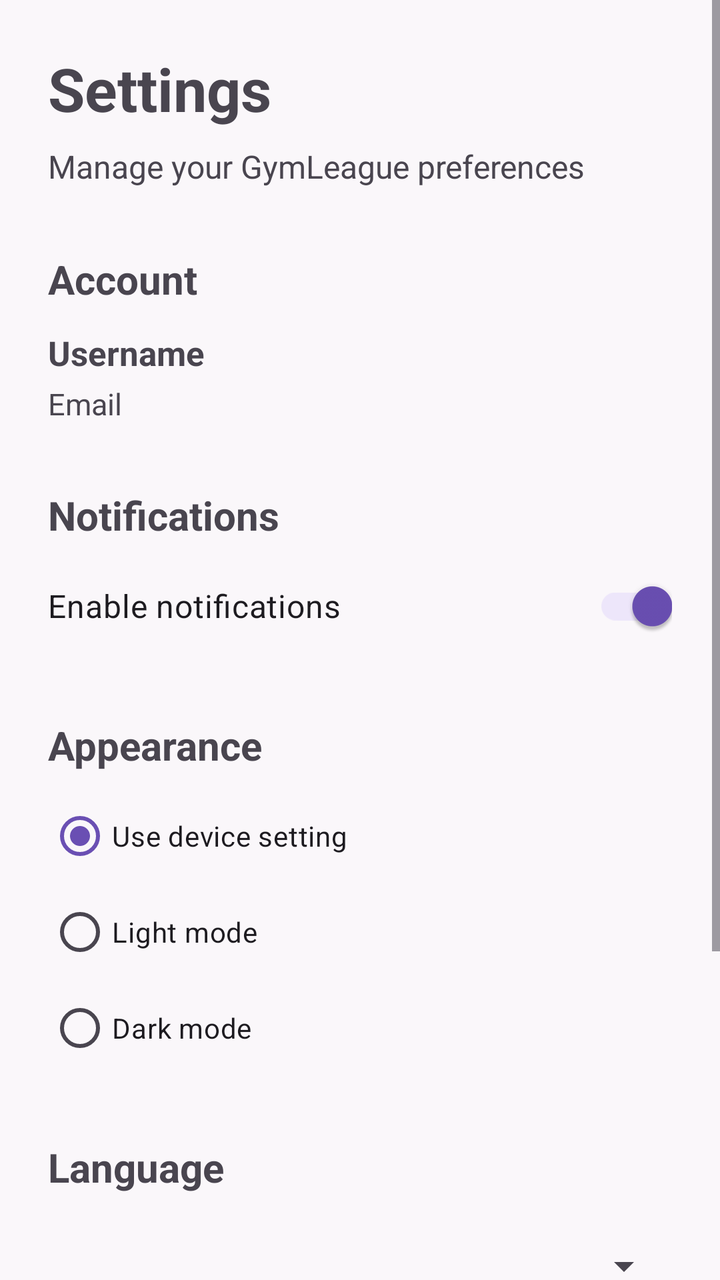
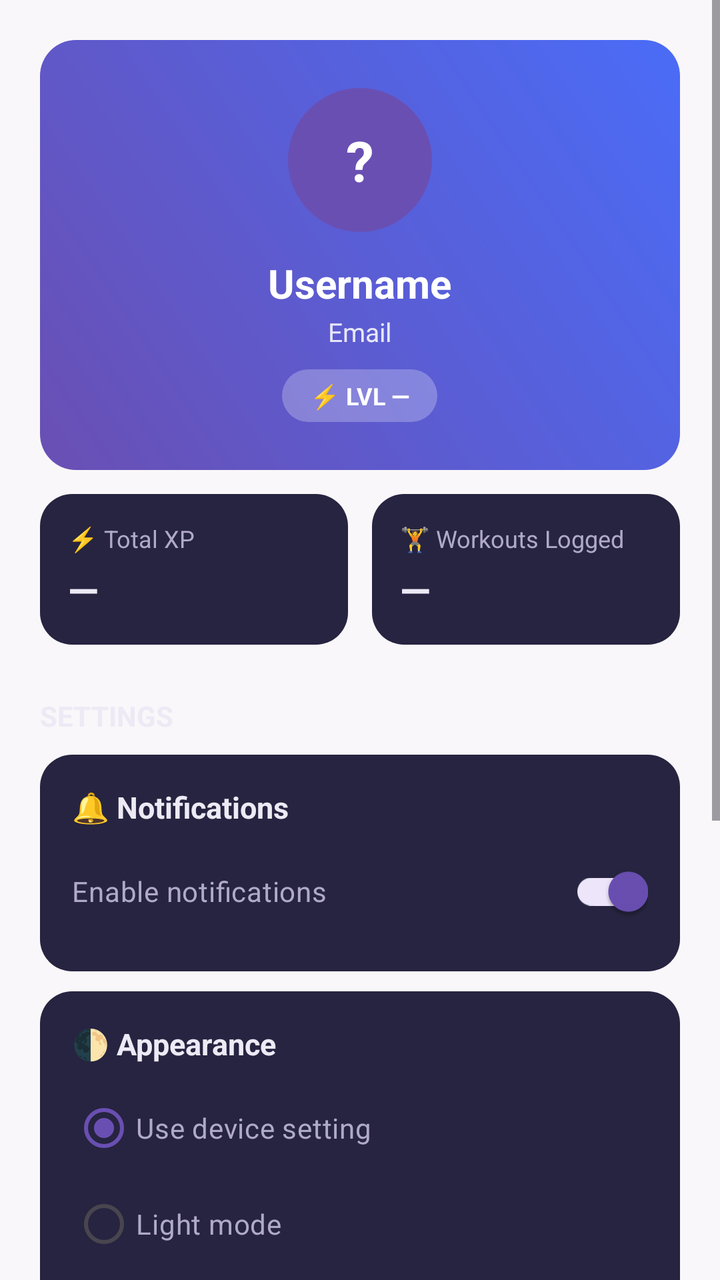

An Android layout rendered at two revisions. The XML below is the earlier revision; the diff shows what the commit changed to produce the second picture.
<!-- AndroidManifest.xml: application theme Theme.GymLeague -->
<!-- res/layout/fragment_settings.xml -->
<?xml version="1.0" encoding="utf-8"?>
<ScrollView
    xmlns:android="http://schemas.android.com/apk/res/android"
    android:layout_width="match_parent"
    android:layout_height="match_parent"
    android:fillViewport="true">

    <LinearLayout
        android:layout_width="match_parent"
        android:layout_height="wrap_content"
        android:orientation="vertical"
        android:padding="24dp">

        
        <TextView
            android:id="@+id/tvSettingsTitle"
            android:layout_width="wrap_content"
            android:layout_height="wrap_content"
            android:text="Settings"
            android:textSize="30sp"
            android:textStyle="bold"
            android:layout_marginBottom="8dp" />

        <TextView
            android:id="@+id/tvSettingsSubtitle"
            android:layout_width="wrap_content"
            android:layout_height="wrap_content"
            android:text="Manage your GymLeague preferences"
            android:textSize="16sp"
            android:layout_marginBottom="32dp" />


        
        <TextView
            android:layout_width="wrap_content"
            android:layout_height="wrap_content"
            android:text="Account"
            android:textSize="20sp"
            android:textStyle="bold"
            android:layout_marginBottom="12dp" />

        <TextView
            android:id="@+id/tvUsername"
            android:layout_width="match_parent"
            android:layout_height="wrap_content"
            android:text="Username"
            android:textSize="17sp"
            android:textStyle="bold"
            android:layout_marginBottom="4dp" />

        <TextView
            android:id="@+id/tvEmail"
            android:layout_width="match_parent"
            android:layout_height="wrap_content"
            android:text="Email"
            android:textSize="15sp"
            android:layout_marginBottom="32dp" />


        
        <TextView
            android:layout_width="wrap_content"
            android:layout_height="wrap_content"
            android:text="Notifications"
            android:textSize="20sp"
            android:textStyle="bold"
            android:layout_marginBottom="8dp" />

        <com.google.android.material.switchmaterial.SwitchMaterial
            android:id="@+id/switchNotifications"
            android:layout_width="match_parent"
            android:layout_height="wrap_content"
            android:text="Enable notifications"
            android:textSize="16sp"
            android:checked="true"
            android:layout_marginBottom="32dp" />


        
        <TextView
            android:layout_width="wrap_content"
            android:layout_height="wrap_content"
            android:text="Appearance"
            android:textSize="20sp"
            android:textStyle="bold"
            android:layout_marginBottom="8dp" />

        <RadioGroup
            android:id="@+id/radioGroupAppearance"
            android:layout_width="match_parent"
            android:layout_height="wrap_content"
            android:orientation="vertical"
            android:layout_marginBottom="32dp">

            <RadioButton
                android:id="@+id/radioSystem"
                android:layout_width="wrap_content"
                android:layout_height="wrap_content"
                android:text="Use device setting"
                android:checked="true" />

            <RadioButton
                android:id="@+id/radioLight"
                android:layout_width="wrap_content"
                android:layout_height="wrap_content"
                android:text="Light mode" />

            <RadioButton
                android:id="@+id/radioDark"
                android:layout_width="wrap_content"
                android:layout_height="wrap_content"
                android:text="Dark mode" />

        </RadioGroup>


        
        <TextView
            android:layout_width="wrap_content"
            android:layout_height="wrap_content"
            android:text="Language"
            android:textSize="20sp"
            android:textStyle="bold"
            android:layout_marginBottom="8dp" />

        <Spinner
            android:id="@+id/spinnerLanguage"
            android:layout_width="match_parent"
            android:layout_height="56dp"
            android:layout_marginBottom="32dp" />


        
        <ProgressBar
            android:id="@+id/settingsProgressBar"
            android:layout_width="wrap_content"
            android:layout_height="wrap_content"
            android:layout_gravity="center_horizontal"
            android:visibility="gone"
            android:layout_marginBottom="16dp" />


        
        <TextView
            android:id="@+id/tvSettingsStatus"
            android:layout_width="match_parent"
            android:layout_height="wrap_content"
            android:gravity="center"
            android:visibility="gone"
            android:layout_marginBottom="16dp" />


        
        <com.google.android.material.button.MaterialButton
            android:id="@+id/btnSaveSettings"
            android:layout_width="match_parent"
            android:layout_height="wrap_content"
            android:text="Save Settings"
            android:textAllCaps="false"
            android:layout_marginBottom="16dp" />


        
        <com.google.android.material.button.MaterialButton
            android:id="@+id/btnLogout"
            android:layout_width="match_parent"
            android:layout_height="wrap_content"
            android:text="Log Out"
            android:textAllCaps="false"
            android:layout_marginBottom="32dp" />

    </LinearLayout>

</ScrollView>
<!-- resources referenced by this layout -->
<resources>
  <style name="Theme.GymLeague" parent="Base.Theme.GymLeague" />
  <style name="Base.Theme.GymLeague" parent="Theme.Material3.DayNight.NoActionBar">
          <item name="colorPrimary">@color/gym_purple</item>
          <item name="colorOnPrimary">@color/white</item>
          <item name="colorPrimaryContainer">@color/gym_purple_container</item>
          <item name="colorOnPrimaryContainer">@color/gym_purple_dark</item>
  
          <item name="colorSecondary">@color/gym_blue</item>
          <item name="colorOnSecondary">@color/white</item>
          <item name="colorSecondaryContainer">@color/gym_blue_container</item>
          <item name="colorOnSecondaryContainer">@color/gym_blue_dark</item>
  
          <item name="colorTertiary">@color/gym_gold</item>
  
          <item name="android:colorBackground">@color/background_light</item>
          <item name="colorOnBackground">@color/on_surface_light</item>
  
          <item name="colorSurface">@color/surface_light</item>
          <item name="colorOnSurface">@color/on_surface_light</item>
  
          <item name="colorError">@color/gym_error</item>
          <item name="colorErrorContainer">@color/gym_error_container</item>
          <item name="colorOnError">@color/white</item>
  
          <item name="android:statusBarColor">@color/gym_purple</item>
          <item name="android:windowLightStatusBar">false</item>
      </style>
  <color name="gym_purple">#6A4FB3</color>
  <color name="white">#FFFFFFFF</color>
  <color name="gym_purple_container">#EDE6FA</color>
  <color name="gym_purple_dark">#4A3080</color>
  <color name="gym_blue">#4A6CF7</color>
  <color name="gym_blue_container">#E3E9FF</color>
  <color name="gym_blue_dark">#2F49C4</color>
  <color name="gym_gold">#FFB300</color>
  <color name="background_light">#FAF7FA</color>
  <color name="on_surface_light">#1C1B1F</color>
  <color name="surface_light">#FFFFFF</color>
  <color name="gym_error">#B3261E</color>
  <color name="gym_error_container">#F9DEDC</color>
</resources>

<!-- the commit's change to res/layout/fragment_settings.xml (unified diff, before → after) -->
@@ -1,6 +1,7 @@
 <?xml version="1.0" encoding="utf-8"?>
 <ScrollView
     xmlns:android="http://schemas.android.com/apk/res/android"
+    xmlns:app="http://schemas.android.com/apk/res-auto"
     android:layout_width="match_parent"
     android:layout_height="match_parent"
     android:fillViewport="true">
@@ -9,126 +10,241 @@
         android:layout_width="match_parent"
         android:layout_height="wrap_content"
         android:orientation="vertical"
-        android:padding="24dp">
-
-        
-        <TextView
-            android:id="@+id/tvSettingsTitle"
-            android:layout_width="wrap_content"
-            android:layout_height="wrap_content"
-            android:text="Settings"
-            android:textSize="30sp"
-            android:textStyle="bold"
-            android:layout_marginBottom="8dp" />
-
-        <TextView
-            android:id="@+id/tvSettingsSubtitle"
-            android:layout_width="wrap_content"
-            android:layout_height="wrap_content"
-            android:text="Manage your GymLeague preferences"
-            android:textSize="16sp"
-            android:layout_marginBottom="32dp" />
-
+        android:padding="20dp">
+
+        
+        <LinearLayout
+            android:layout_width="match_parent"
+            android:layout_height="wrap_content"
+            android:orientation="vertical"
+            android:gravity="center"
+            android:background="@drawable/bg_welcome_card"
+            android:padding="24dp">
+
+            <TextView
+                android:id="@+id/tvAvatarInitial"
+                android:layout_width="72dp"
+                android:layout_height="72dp"
+                android:background="@drawable/bg_avatar_circle"
+                android:gravity="center"
+                android:text="?"
+                android:textColor="@color/white"
+                android:textSize="28sp"
+                android:textStyle="bold" />
+
+            <TextView
+                android:id="@+id/tvUsername"
+                android:layout_width="wrap_content"
+                android:layout_height="wrap_content"
+                android:layout_marginTop="12dp"
+                android:text="Username"
+                android:textColor="@color/white"
+                android:textSize="20sp"
+                android:textStyle="bold" />
+
+            <TextView
+                android:id="@+id/tvEmail"
+                android:layout_width="wrap_content"
+                android:layout_height="wrap_content"
+                android:layout_marginTop="2dp"
+                android:text="Email"
+                android:textColor="#D9FFFFFF"
+                android:textSize="13sp" />
+
+            <TextView
+                android:id="@+id/tvProfileLevel"
+                android:layout_width="wrap_content"
+                android:layout_height="wrap_content"
+                android:layout_marginTop="10dp"
+                android:background="@drawable/bg_level_pill"
+                android:paddingHorizontal="14dp"
+                android:paddingVertical="5dp"
+                android:text="⚡ LVL —"
+                android:textColor="@color/white"
+                android:textSize="12sp"
+                android:textStyle="bold" />
+
+        </LinearLayout>
+
+        
+        <LinearLayout
+            android:layout_width="match_parent"
+            android:layout_height="wrap_content"
+            android:layout_marginTop="12dp"
+            android:orientation="horizontal">
+
+            <LinearLayout
+                android:layout_width="0dp"
+                android:layout_height="wrap_content"
+                android:layout_weight="1"
+                android:layout_marginEnd="6dp"
+                android:orientation="vertical"
+                android:background="@drawable/bg_card_dark"
+                android:padding="14dp">
+
+                <TextView
+                    android:layout_width="wrap_content"
+                    android:layout_height="wrap_content"
+                    android:text="⚡ Total XP"
+                    android:textColor="@color/on_surface_secondary_dark"
+                    android:textSize="12sp" />
+
+                <TextView
+                    android:id="@+id/tvProfileXp"
+                    android:layout_width="wrap_content"
+                    android:layout_height="wrap_content"
+                    android:layout_marginTop="4dp"
+                    android:text="—"
+                    android:textColor="@color/on_surface_dark"
+                    android:textSize="20sp"
+                    android:textStyle="bold" />
+
+            </LinearLayout>
+
+            <LinearLayout
+                android:layout_width="0dp"
+                android:layout_height="wrap_content"
+                android:layout_weight="1"
+                android:layout_marginStart="6dp"
+                android:orientation="vertical"
+                android:background="@drawable/bg_card_dark"
+                android:padding="14dp">
+
+                <TextView
+                    android:layout_width="wrap_content"
+                    android:layout_height="wrap_content"
+                    android:text="🏋 Workouts Logged"
+                    android:textColor="@color/on_surface_secondary_dark"
+                    android:textSize="12sp" />
+
+                <TextView
+                    android:id="@+id/tvProfileWorkoutCount"
+                    android:layout_width="wrap_content"
+                    android:layout_height="wrap_content"
+                    android:layout_marginTop="4dp"
+                    android:text="—"
+                    android:textColor="@color/on_surface_dark"
+                    android:textSize="20sp"
+                    android:textStyle="bold" />
+
+            </LinearLayout>
+
+        </LinearLayout>
 
         
         <TextView
             android:layout_width="wrap_content"
             android:layout_height="wrap_content"
-            android:text="Account"
-            android:textSize="20sp"
-            android:textStyle="bold"
-            android:layout_marginBottom="12dp" />
-
-        <TextView
-            android:id="@+id/tvUsername"
-            android:layout_width="match_parent"
-            android:layout_height="wrap_content"
-            android:text="Username"
-            android:textSize="17sp"
-            android:textStyle="bold"
-            android:layout_marginBottom="4dp" />
-
-        <TextView
-            android:id="@+id/tvEmail"
-            android:layout_width="match_parent"
-            android:layout_height="wrap_content"
-            android:text="Email"
-            android:textSize="15sp"
-            android:layout_marginBottom="32dp" />
-
-
-        
-        <TextView
-            android:layout_width="wrap_content"
-            android:layout_height="wrap_content"
-            android:text="Notifications"
-            android:textSize="20sp"
-            android:textStyle="bold"
-            android:layout_marginBottom="8dp" />
-
-        <com.google.android.material.switchmaterial.SwitchMaterial
-            android:id="@+id/switchNotifications"
-            android:layout_width="match_parent"
-            android:layout_height="wrap_content"
-            android:text="Enable notifications"
-            android:textSize="16sp"
-            android:checked="true"
-            android:layout_marginBottom="32dp" />
-
-
-        
-        <TextView
-            android:layout_width="wrap_content"
-            android:layout_height="wrap_content"
-            android:text="Appearance"
-            android:textSize="20sp"
-            android:textStyle="bold"
-            android:layout_marginBottom="8dp" />
-
-        <RadioGroup
-            android:id="@+id/radioGroupAppearance"
-            android:layout_width="match_parent"
-            android:layout_height="wrap_content"
-            android:orientation="vertical"
-            android:layout_marginBottom="32dp">
-
-            <RadioButton
-                android:id="@+id/radioSystem"
-                android:layout_width="wrap_content"
-                android:layout_height="wrap_content"
-                android:text="Use device setting"
+            android:layout_marginTop="26dp"
+            android:layout_marginBottom="10dp"
+            android:text="SETTINGS"
+            android:textColor="@color/on_surface_dark"
+            android:textSize="14sp"
+            android:textStyle="bold" />
+
+        
+        <LinearLayout
+            android:layout_width="match_parent"
+            android:layout_height="wrap_content"
+            android:orientation="vertical"
+            android:background="@drawable/bg_card_dark"
+            android:padding="16dp"
+            android:layout_marginBottom="10dp">
+
+            <TextView
+                android:layout_width="wrap_content"
+                android:layout_height="wrap_content"
+                android:text="🔔 Notifications"
+                android:textColor="@color/on_surface_dark"
+                android:textSize="15sp"
+                android:textStyle="bold" />
+
+            <com.google.android.material.switchmaterial.SwitchMaterial
+                android:id="@+id/switchNotifications"
+                android:layout_width="match_parent"
+                android:layout_height="wrap_content"
+                android:layout_marginTop="8dp"
+                android:text="Enable notifications"
+                android:textColor="@color/on_surface_secondary_dark"
+                android:textSize="14sp"
                 android:checked="true" />
 
-            <RadioButton
-                android:id="@+id/radioLight"
-                android:layout_width="wrap_content"
-                android:layout_height="wrap_content"
-                android:text="Light mode" />
-
-            <RadioButton
-                android:id="@+id/radioDark"
-                android:layout_width="wrap_content"
-                android:layout_height="wrap_content"
-                android:text="Dark mode" />
-
-        </RadioGroup>
-
-
-        
-        <TextView
-            android:layout_width="wrap_content"
-            android:layout_height="wrap_content"
-            android:text="Language"
-            android:textSize="20sp"
-            android:textStyle="bold"
-            android:layout_marginBottom="8dp" />
-
-        <Spinner
-            android:id="@+id/spinnerLanguage"
-            android:layout_width="match_parent"
-            android:layout_height="56dp"
-            android:layout_marginBottom="32dp" />
-
+        </LinearLayout>
+
+        
+        <LinearLayout
+            android:layout_width="match_parent"
+            android:layout_height="wrap_content"
+            android:orientation="vertical"
+            android:background="@drawable/bg_card_dark"
+            android:padding="16dp"
+            android:layout_marginBottom="10dp">
+
+            <TextView
+                android:layout_width="wrap_content"
+                android:layout_height="wrap_content"
+                android:text="🌓 Appearance"
+                android:textColor="@color/on_surface_dark"
+                android:textSize="15sp"
+                android:textStyle="bold" />
+
+            <RadioGroup
+                android:id="@+id/radioGroupAppearance"
+                android:layout_width="match_parent"
+                android:layout_height="wrap_content"
+                android:orientation="vertical"
+                android:layout_marginTop="8dp">
+
+                <RadioButton
+                    android:id="@+id/radioSystem"
+                    android:layout_width="wrap_content"
+                    android:layout_height="wrap_content"
+                    android:text="Use device setting"
+                    android:textColor="@color/on_surface_secondary_dark"
+                    android:checked="true" />
+
+                <RadioButton
+                    android:id="@+id/radioLight"
+                    android:layout_width="wrap_content"
+                    android:layout_height="wrap_content"
+                    android:text="Light mode"
+                    android:textColor="@color/on_surface_secondary_dark" />
+
+                <RadioButton
+                    android:id="@+id/radioDark"
+                    android:layout_width="wrap_content"
+                    android:layout_height="wrap_content"
+                    android:text="Dark mode"
+                    android:textColor="@color/on_surface_secondary_dark" />
+
+            </RadioGroup>
+
+        </LinearLayout>
+
+        
+        <LinearLayout
+            android:layout_width="match_parent"
+            android:layout_height="wrap_content"
+            android:orientation="vertical"
+            android:background="@drawable/bg_card_dark"
+            android:padding="16dp"
+            android:layout_marginBottom="20dp">
+
+            <TextView
+                android:layout_width="wrap_content"
+                android:layout_height="wrap_content"
+                android:text="🌐 Language"
+                android:textColor="@color/on_surface_dark"
+                android:textSize="15sp"
+                android:textStyle="bold" />
+
+            <Spinner
+                android:id="@+id/spinnerLanguage"
+                android:layout_width="match_parent"
+                android:layout_height="48dp"
+                android:layout_marginTop="8dp" />
+
+        </LinearLayout>
 
         
         <ProgressBar
@@ -139,35 +255,37 @@
             android:visibility="gone"
             android:layout_marginBottom="16dp" />
 
-
         
         <TextView
             android:id="@+id/tvSettingsStatus"
             android:layout_width="match_parent"
             android:layout_height="wrap_content"
             android:gravity="center"
+            android:textColor="@color/on_surface_secondary_dark"
             android:visibility="gone"
             android:layout_marginBottom="16dp" />
 
-
         
         <com.google.android.material.button.MaterialButton
             android:id="@+id/btnSaveSettings"
             android:layout_width="match_parent"
-            android:layout_height="wrap_content"
+            android:layout_height="52dp"
             android:text="Save Settings"
             android:textAllCaps="false"
-            android:layout_marginBottom="16dp" />
-
+            app:backgroundTint="@color/gym_purple"
+            android:layout_marginBottom="12dp" />
 
         
         <com.google.android.material.button.MaterialButton
             android:id="@+id/btnLogout"
             android:layout_width="match_parent"
-            android:layout_height="wrap_content"
-            android:text="Log Out"
+            android:layout_height="52dp"
+            android:text="⏻  Log Out"
             android:textAllCaps="false"
-            android:layout_marginBottom="32dp" />
+            app:strokeColor="@color/gym_error"
+            android:textColor="@color/gym_error"
+            style="@style/Widget.MaterialComponents.Button.OutlinedButton"
+            android:layout_marginBottom="24dp" />
 
     </LinearLayout>
 
<!-- resource entries referenced after the edit -->
@@ -1,6 +1,7 @@
 <!-- resources referenced by this layout -->
 <resources>
   <style name="Theme.GymLeague" parent="Base.Theme.GymLeague" />
+  <color name="surface_dark">#262440</color>
   <style name="Base.Theme.GymLeague" parent="Theme.Material3.DayNight.NoActionBar">
           <item name="colorPrimary">@color/gym_purple</item>
           <item name="colorOnPrimary">@color/white</item>
@@ -28,7 +29,35 @@
           <item name="android:windowLightStatusBar">false</item>
       </style>
   <color name="gym_purple">#6A4FB3</color>
+  <color name="on_surface_dark">#EDEAF5</color>
+  <color name="on_surface_secondary_dark">#B0AAC7</color>
   <color name="white">#FFFFFFFF</color>
+  <!-- drawable bg_avatar_circle (drawable) -->
+  <?xml version="1.0" encoding="utf-8"?>
+  <shape xmlns:android="http://schemas.android.com/apk/res/android" android:shape="oval">
+      <solid android:color="@color/gym_purple" />
+  </shape>
+  <!-- drawable bg_card_dark (drawable) -->
+  <?xml version="1.0" encoding="utf-8"?>
+  <shape xmlns:android="http://schemas.android.com/apk/res/android" android:shape="rectangle">
+      <solid android:color="@color/surface_dark" />
+      <corners android:radius="16dp" />
+  </shape>
+  <!-- drawable bg_level_pill (drawable) -->
+  <?xml version="1.0" encoding="utf-8"?>
+  <shape xmlns:android="http://schemas.android.com/apk/res/android" android:shape="rectangle">
+      <solid android:color="#40FFFFFF" />
+      <corners android:radius="20dp" />
+  </shape>
+  <!-- drawable bg_welcome_card (drawable) -->
+  <?xml version="1.0" encoding="utf-8"?>
+  <shape xmlns:android="http://schemas.android.com/apk/res/android" android:shape="rectangle">
+      <gradient
+          android:angle="45"
+          android:startColor="@color/gym_purple"
+          android:endColor="@color/gym_blue" />
+      <corners android:radius="18dp" />
+  </shape>
   <color name="gym_purple_container">#EDE6FA</color>
   <color name="gym_purple_dark">#4A3080</color>
   <color name="gym_blue">#4A6CF7</color>
